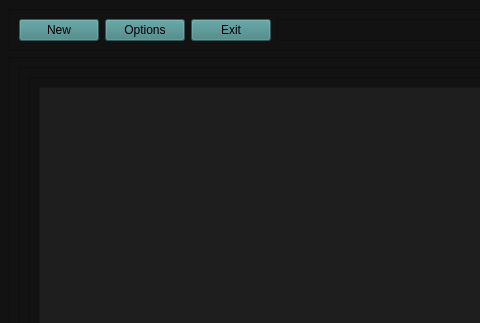
The window that view/view.ui (JesusAbarcaRodriguez/python-newLanguaje) describes before a commit, drawn with Qt 5; both pictures show x 0 to 480 and y 0 to 323 of the 1105 by 604 pixel window.
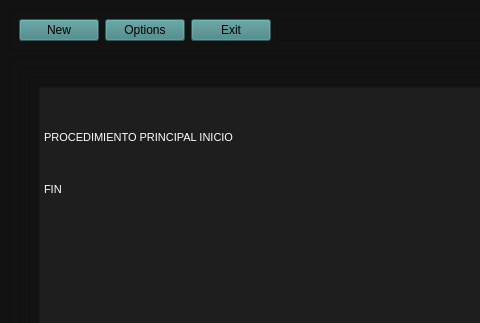
The same window after the commit.

The edit to the form file:
```diff
--- a/view/view.ui
+++ b/view/view.ui
@@ -116,7 +116,14 @@
 &lt;html&gt;&lt;head&gt;&lt;meta name=&quot;qrichtext&quot; content=&quot;1&quot; /&gt;&lt;style type=&quot;text/css&quot;&gt;
 p, li { white-space: pre-wrap; }
 &lt;/style&gt;&lt;/head&gt;&lt;body style=&quot; font-family:'Cascadia Code'; font-size:8pt; font-weight:400; font-style:normal;&quot;&gt;
-&lt;p style=&quot;-qt-paragraph-type:empty; margin-top:0px; margin-bottom:12px; margin-left:0px; margin-right:0px; -qt-block-indent:0; text-indent:0px;&quot;&gt;&lt;br /&gt;&lt;/p&gt;&lt;/body&gt;&lt;/html&gt;</string>
+&lt;p style=&quot;-qt-paragraph-type:empty; margin-top:0px; margin-bottom:0px; margin-left:0px; margin-right:0px; -qt-block-indent:0; text-indent:0px;&quot;&gt;&lt;br /&gt;&lt;/p&gt;
+&lt;p style=&quot;-qt-paragraph-type:empty; margin-top:0px; margin-bottom:0px; margin-left:0px; margin-right:0px; -qt-block-indent:0; text-indent:0px;&quot;&gt;&lt;br /&gt;&lt;/p&gt;
+&lt;p style=&quot;-qt-paragraph-type:empty; margin-top:0px; margin-bottom:0px; margin-left:0px; margin-right:0px; -qt-block-indent:0; text-indent:0px;&quot;&gt;&lt;br /&gt;&lt;/p&gt;
+&lt;p style=&quot; margin-top:0px; margin-bottom:0px; margin-left:0px; margin-right:0px; -qt-block-indent:0; text-indent:0px;&quot;&gt;PROCEDIMIENTO PRINCIPAL INICIO&lt;/p&gt;
+&lt;p style=&quot;-qt-paragraph-type:empty; margin-top:0px; margin-bottom:0px; margin-left:0px; margin-right:0px; -qt-block-indent:0; text-indent:0px;&quot;&gt;&lt;br /&gt;&lt;/p&gt;
+&lt;p style=&quot;-qt-paragraph-type:empty; margin-top:0px; margin-bottom:0px; margin-left:0px; margin-right:0px; -qt-block-indent:0; text-indent:0px;&quot;&gt;&lt;br /&gt;&lt;/p&gt;
+&lt;p style=&quot;-qt-paragraph-type:empty; margin-top:0px; margin-bottom:0px; margin-left:0px; margin-right:0px; -qt-block-indent:0; text-indent:0px;&quot;&gt;&lt;br /&gt;&lt;/p&gt;
+&lt;p style=&quot; margin-top:0px; margin-bottom:0px; margin-left:0px; margin-right:0px; -qt-block-indent:0; text-indent:0px;&quot;&gt;FIN&lt;/p&gt;&lt;/body&gt;&lt;/html&gt;</string>
                </property>
                <property name="tabStopWidth">
                 <number>20</number>
```
